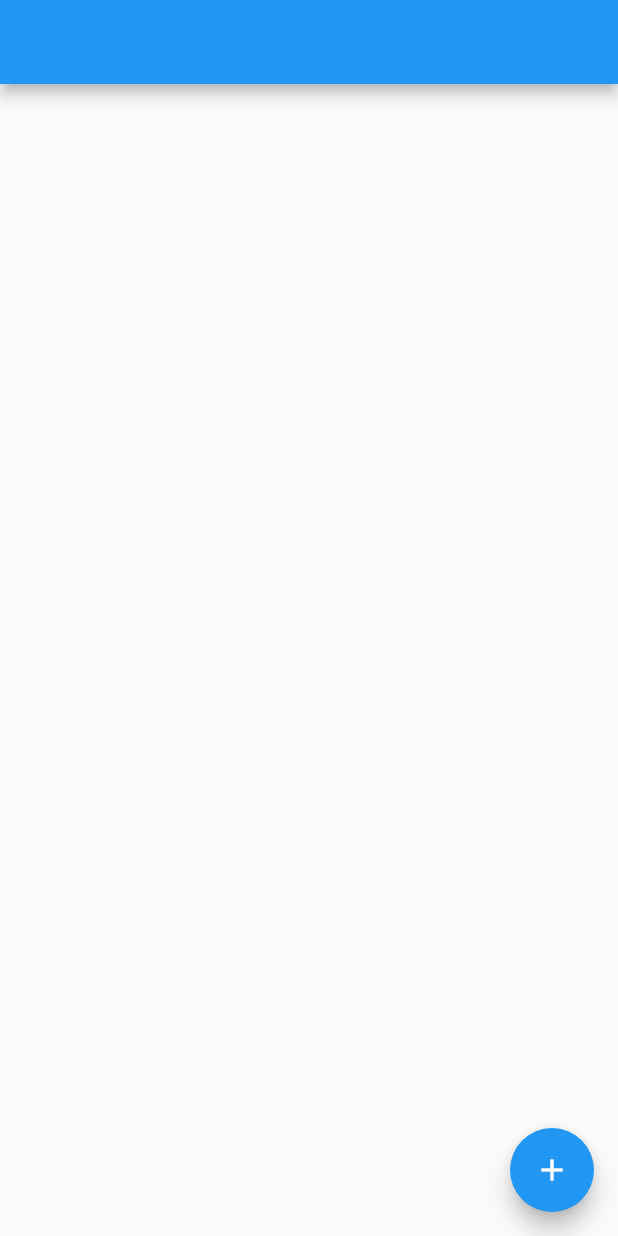
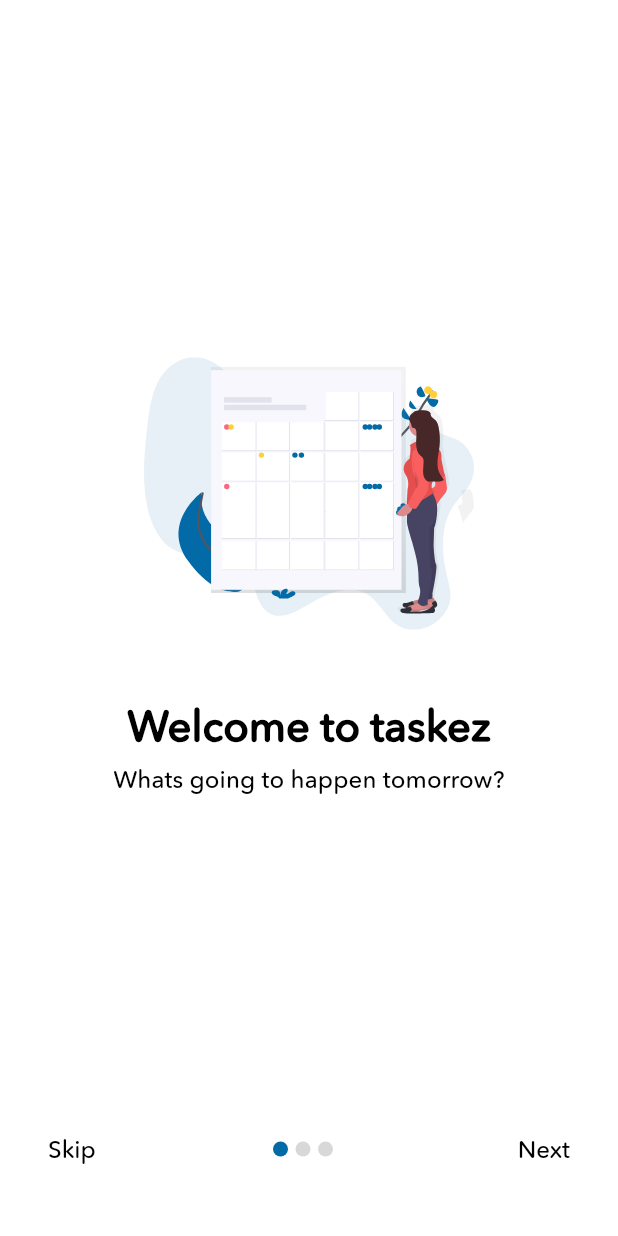
Before and after one commit to lephuc-dev/task_management_app, a Flutter app: the screen it shows after launch, on a phone screen of 412 x 824 dp. Run offline on Flutter 3.47's test engine with Material 2 defaults, Android fonts, the phone set to English and light mode, and no system bars; our stand-ins replace cloud_firestore, equatable, firebase_core, flutter_spinkit, flutter_svg, get_it and 2 more; accounts and stored records are empty; statements that could not run were skipped.

Commit message:
on boarding

```diff
--- a/lib/blocs/blocs.dart
+++ b/lib/blocs/blocs.dart
@@ -1,2 +1,3 @@
 export 'product/product.dart';
 export 'splash/splash.dart';
+export 'on_boarding/on_boarding.dart';
--- /dev/null
+++ b/lib/blocs/on_boarding/on_boarding.dart
@@ -0,0 +1,2 @@
+export 'on_boarding_state.dart';
+export 'on_boarding_bloc.dart';
--- /dev/null
+++ b/lib/blocs/on_boarding/on_boarding_bloc.dart
@@ -0,0 +1,21 @@
+import 'package:shared_preferences/shared_preferences.dart';
+import '../../base/base.dart';
+import 'on_boarding.dart';
+
+class OnBoardingBloc extends BaseBloc<OnBoardingState> {
+  Stream<int?> get indexPageStream => stateStream.map((event) => event.indexPage);
+
+  void setIndexPage(int value) {
+    emit(OnBoardingState(state: state, indexPage: value));
+  }
+
+  Future<void> setBoardViewed() async {
+    SharedPreferences sharedPreferences = await SharedPreferences.getInstance();
+    await sharedPreferences.setInt("onBoard", 0);
+  }
+
+  @override
+  void dispose() {
+    super.dispose();
+  }
+}
--- /dev/null
+++ b/lib/blocs/on_boarding/on_boarding_state.dart
@@ -0,0 +1,13 @@
+import 'package:equatable/equatable.dart';
+
+class OnBoardingState extends Equatable {
+  final int? indexPage;
+
+  OnBoardingState({
+    OnBoardingState? state,
+    int? indexPage,
+  }) : indexPage = indexPage ?? state?.indexPage;
+
+  @override
+  List<Object?> get props => [indexPage];
+}
--- a/lib/dependencies/bloc_dependencies.dart
+++ b/lib/dependencies/bloc_dependencies.dart
@@ -4,6 +4,7 @@ import 'package:get_it/get_it.dart';
 class BlocDependencies {
   static Future setup(GetIt injector) async {
     injector.registerFactory<SplashBloc>(() => SplashBloc());
+    injector.registerFactory<OnBoardingBloc>(() => OnBoardingBloc());
     injector.registerFactory<ProductBloc>(() => ProductBloc(injector()));
   }
 }
--- a/lib/dependencies/page_dependencies.dart
+++ b/lib/dependencies/page_dependencies.dart
@@ -6,6 +6,7 @@ import '../router/router.dart';
 class PageDependencies {
   static Future setup(GetIt injector) async {
     injector.registerFactory<Widget>(() => SplashPage(injector()), instanceName: Routes.splash);
+    injector.registerFactory<Widget>(() => OnBoardingPage(injector()), instanceName: Routes.onBoarding);
     injector.registerFactory<Widget>(() => HomePage(injector()), instanceName: Routes.home);
   }
 }
--- /dev/null
+++ b/lib/pages/on_boarding/on_boarding.dart
@@ -0,0 +1 @@
+export 'on_boarding_page.dart';
--- /dev/null
+++ b/lib/pages/on_boarding/on_boarding_page.dart
@@ -0,0 +1,126 @@
+import 'package:flutter/material.dart';
+import '../../router/router.dart';
+import '../../resources/resources.dart';
+import '../../base/base.dart';
+import '../../blocs/blocs.dart';
+import '../../widgets/widgets.dart';
+import 'widgets/on_boarding_content.dart';
+import 'widgets/on_boarding_nav_button.dart';
+
+class OnBoardingPage extends StatefulWidget {
+  final OnBoardingBloc bloc;
+
+  const OnBoardingPage(this.bloc, {Key? key}) : super(key: key);
+
+  @override
+  State<OnBoardingPage> createState() => _OnBoardingPageState();
+}
+
+class _OnBoardingPageState extends BaseState<OnBoardingPage, OnBoardingBloc> {
+  final PageController _pageController = PageController(initialPage: 0);
+
+  List<Map<String, String>> onBoardingData = [
+    {
+      "title": "Welcome to taskez",
+      "description": "Whats going to happen tomorrow?",
+      "image": VectorImageAssets.img_on_boarding_1,
+    },
+    {
+      "title": "Work happens",
+      "description": "Get notified when work happens",
+      "image": VectorImageAssets.img_on_boarding_2,
+    },
+    {
+      "title": "Tasks and assign",
+      "description": "Tasks and assign them to colleagues",
+      "image": VectorImageAssets.img_on_boarding_3,
+    },
+  ];
+
+  @override
+  void initState() {
+    super.initState();
+    bloc.setIndexPage(0);
+  }
+
+  AnimatedContainer dotIndicator(index) {
+    return AnimatedContainer(
+      margin: const EdgeInsets.only(right: 5),
+      duration: const Duration(milliseconds: 400),
+      height: 10,
+      width: 10,
+      decoration: BoxDecoration(
+        color: bloc.state!.indexPage == index ? AppColors.mediumPersianBlue : const Color(0xFFD8D8D8),
+        shape: BoxShape.circle,
+      ),
+    );
+  }
+
+  @override
+  Widget build(BuildContext context) {
+    return Scaffold(
+      backgroundColor: AppColors.primaryWhite,
+      appBar: AppBar(
+        elevation: 0,
+        backgroundColor: AppColors.primaryWhite,
+      ),
+      body: Column(
+        children: [
+          Expanded(
+            child: PageView.builder(
+                controller: _pageController,
+                onPageChanged: (value) => bloc.setIndexPage(value),
+                itemCount: onBoardingData.length,
+                itemBuilder: (context, index) => OnBoardingContent(
+                      title: onBoardingData[index]['title']!,
+                      description: onBoardingData[index]['description']!,
+                      image: onBoardingData[index]['image']!,
+                    )),
+          ),
+          Padding(
+            padding: const EdgeInsets.symmetric(horizontal: 16.0, vertical: 32),
+            child: StreamBuilder<int?>(
+              stream: bloc.indexPageStream,
+              builder: (context, snapshot) {
+                return Padding(
+                  padding: const EdgeInsets.only(top: 16),
+                  child: snapshot.data == onBoardingData.length - 1
+                      ? CommonButton(
+                          content: "Get Started",
+                          onTap: () async => {
+                            await bloc.setBoardViewed(),
+                            Navigator.pushNamedAndRemoveUntil(context, Routes.signIn, (route) => false),
+                          },
+                        )
+                      : Row(
+                          mainAxisAlignment: MainAxisAlignment.spaceBetween,
+                          children: [
+                            OnBoardingNavButton(
+                              name: "Skip",
+                              onPressed: () async => {
+                                await bloc.setBoardViewed(),
+                                Navigator.pushNamedAndRemoveUntil(context, Routes.signIn, (route) => false),
+                              },
+                            ),
+                            Row(
+                              mainAxisAlignment: MainAxisAlignment.center,
+                              children: List.generate(onBoardingData.length, (index) => dotIndicator(index)),
+                            ),
+                            OnBoardingNavButton(
+                              name: "Next",
+                              onPressed: () => _pageController.nextPage(duration: const Duration(milliseconds: 400), curve: Curves.easeInOut),
+                            ),
+                          ],
+                        ),
+                );
+              },
+            ),
+          ),
+        ],
+      ),
+    );
+  }
+
+  @override
+  OnBoardingBloc get bloc => widget.bloc;
+}
--- /dev/null
+++ b/lib/pages/on_boarding/widgets/on_boarding_content.dart
@@ -0,0 +1,49 @@
+import 'package:flutter/material.dart';
+import 'package:flutter_svg/flutter_svg.dart';
+import '../../../../resources/resources.dart';
+
+class OnBoardingContent extends StatelessWidget {
+  const OnBoardingContent({
+    Key? key,
+    required this.title,
+    required this.description,
+    required this.image,
+  }) : super(key: key);
+
+  final String title, description, image;
+
+  @override
+  Widget build(BuildContext context) {
+    var size = MediaQuery.of(context).size;
+    return Padding(
+      padding: const EdgeInsets.symmetric(horizontal: 16),
+      child: Column(
+        mainAxisAlignment: MainAxisAlignment.center,
+        children: [
+          SvgPicture.asset(
+            image,
+            fit: BoxFit.contain,
+            height: 220,
+            width: 220,
+          ),
+          Padding(
+            padding: const EdgeInsets.only(top: 28),
+            child: Text(
+              title,
+              style: Theme.of(context).textTheme.headline4?.copyWith(fontSize: 28),
+            ),
+          ),
+          Padding(
+            padding: const EdgeInsets.only(top: 8.0),
+            child: Text(
+              description,
+              style: Theme.of(context).textTheme.subtitle2?.copyWith(
+                    color: AppColors.primaryBlack,
+                  ),
+            ),
+          ),
+        ],
+      ),
+    );
+  }
+}
--- /dev/null
+++ b/lib/pages/on_boarding/widgets/on_boarding_nav_button.dart
@@ -0,0 +1,28 @@
+import 'package:flutter/material.dart';
+
+import '../../../widgets/widgets.dart';
+
+class OnBoardingNavButton extends StatelessWidget {
+  const OnBoardingNavButton({
+    Key? key,
+    required this.name,
+    required this.onPressed,
+  }) : super(key: key);
+
+  final String name;
+  final VoidCallback onPressed;
+
+  @override
+  Widget build(BuildContext context) {
+    return InkWellWrapper(
+      onTap: onPressed,
+      child: Padding(
+        padding: const EdgeInsets.all(16.0),
+        child: Text(
+          name,
+          style: Theme.of(context).textTheme.subtitle1,
+        ),
+      ),
+    );
+  }
+}
--- a/lib/pages/pages.dart
+++ b/lib/pages/pages.dart
@@ -1,2 +1,3 @@
 export 'home/home.dart';
 export 'splash/splash.dart';
+export 'on_boarding/on_boarding.dart';
--- a/lib/pages/splash/splash_page.dart
+++ b/lib/pages/splash/splash_page.dart
@@ -1,5 +1,4 @@
 import 'package:flutter/material.dart';
-import 'package:flutter/services.dart';
 import 'package:flutter_svg/svg.dart';
 import 'package:shared_preferences/shared_preferences.dart';
 import '../../base/base.dart';
@@ -29,19 +28,18 @@ class _SplashPageState extends BaseState<SplashPage, SplashBloc> {
   void goToNextPage() async {
     if (await bloc.getBoardViewed()) {
       Future.delayed(const Duration(seconds: 1)).then(
-            (value) => Navigator.pushNamedAndRemoveUntil(
+        (value) => Navigator.pushNamedAndRemoveUntil(
           context,
           Routes.home,
-              (route) => false,
+          (route) => false,
         ),
       );
-    }
-    else {
+    } else {
       Future.delayed(const Duration(seconds: 1)).then(
-            (value) => Navigator.pushNamedAndRemoveUntil(
+        (value) => Navigator.pushNamedAndRemoveUntil(
           context,
-          Routes.home,
-              (route) => false,
+          Routes.onBoarding,
+          (route) => false,
         ),
       );
     }
--- a/lib/router/router.dart
+++ b/lib/router/router.dart
@@ -4,6 +4,9 @@ import 'package:get_it/get_it.dart';
 
 class Routes {
   static String get splash => '/splash';
+  static String get onBoarding => '/onBoarding';
+  static String get signIn => '/signIn';
+  static String get signUp => '/signUp';
   static String get home => '/home';
 
   static getRoute(RouteSettings settings) {
--- /dev/null
+++ b/lib/widgets/common_button.dart
@@ -0,0 +1,35 @@
+import '../resources/resources.dart';
+import 'inkwell_wrapper.dart';
+import 'package:flutter/material.dart';
+
+class CommonButton extends StatelessWidget {
+  final void Function() onTap;
+  final String content;
+  final Color? buttonColor;
+  final BorderRadius? borderRadius;
+  final EdgeInsets? padding;
+  final TextStyle? textStyle;
+
+  const CommonButton({
+    Key? key,
+    required this.content,
+    required this.onTap,
+    this.buttonColor,
+    this.borderRadius,
+    this.padding,
+    this.textStyle,
+  }) : super(key: key);
+
+  @override
+  Widget build(BuildContext context) {
+    return InkWellWrapper(
+      borderRadius: borderRadius ?? BorderRadius.circular(4),
+      onTap: onTap,
+      color: buttonColor ?? AppColors.mediumPersianBlue,
+      child: Container(
+        padding: padding ?? const EdgeInsets.all(16),
+        child: Center(child: Text(content, style: textStyle ?? Theme.of(context).textTheme.button)),
+      ),
+    );
+  }
+}
--- a/lib/widgets/widgets.dart
+++ b/lib/widgets/widgets.dart
@@ -2,3 +2,4 @@ export 'avatar_with_name.dart';
 export 'inkwell_wrapper.dart';
 export 'loading_overlay.dart';
 export 'unfocused_widget.dart';
+export 'common_button.dart';
```
